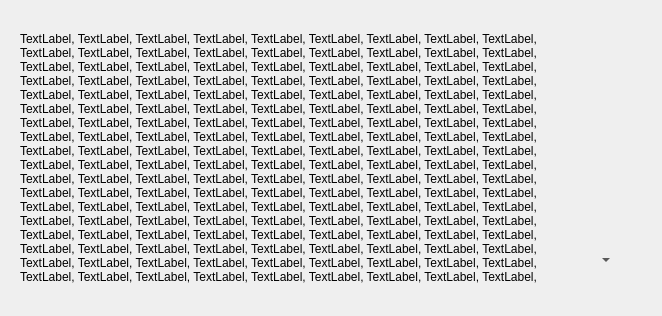
This is ui/a2widget/demo/layer_demo.ui in ewerybody/a2 as Qt 5 draws it before an edit. The edited form follows.
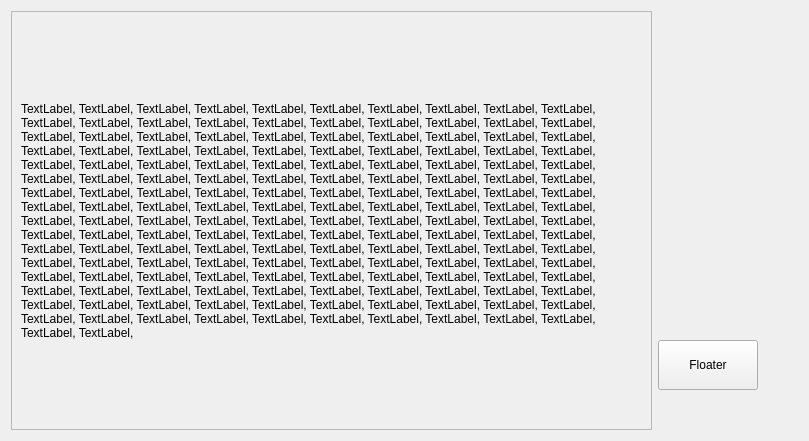
This is the edited form.

Commit message: made the layer demo work again

Diff of the .ui file:
```diff
--- a/ui/a2widget/demo/layer_demo.ui
+++ b/ui/a2widget/demo/layer_demo.ui
@@ -6,8 +6,8 @@
    <rect>
     <x>0</x>
     <y>0</y>
-    <width>662</width>
-    <height>316</height>
+    <width>809</width>
+    <height>441</height>
    </rect>
   </property>
   <property name="windowTitle">
@@ -17,19 +17,55 @@
    <property name="sizeConstraint">
     <enum>QLayout::SetMinimumSize</enum>
    </property>
-   <item row="0" column="3">
+   <item row="0" column="0">
+    <layout class="QVBoxLayout" name="layout_0">
+     <property name="topMargin">
+      <number>0</number>
+     </property>
+     <item>
+      <widget class="QScrollArea" name="scrollArea">
+       <property name="widgetResizable">
+        <bool>true</bool>
+       </property>
+       <widget class="QWidget" name="scrollAreaWidgetContents">
+        <property name="geometry">
+         <rect>
+          <x>0</x>
+          <y>0</y>
+          <width>635</width>
+          <height>415</height>
+         </rect>
+        </property>
+        <layout class="QVBoxLayout" name="verticalLayout_2">
+         <item>
+          <widget class="QLabel" name="label">
+           <property name="text">
+            <string>TextLabel, TextLabel, TextLabel, TextLabel, TextLabel, TextLabel, TextLabel, TextLabel, TextLabel, TextLabel, TextLabel, TextLabel, TextLabel, TextLabel, TextLabel, TextLabel, TextLabel, TextLabel, TextLabel, TextLabel, TextLabel, TextLabel, TextLabel, TextLabel, TextLabel, TextLabel, TextLabel, TextLabel, TextLabel, TextLabel, TextLabel, TextLabel, TextLabel, TextLabel, TextLabel, TextLabel, TextLabel, TextLabel, TextLabel, TextLabel, TextLabel, TextLabel, TextLabel, TextLabel, TextLabel, TextLabel, TextLabel, TextLabel, TextLabel, TextLabel, TextLabel, TextLabel, TextLabel, TextLabel, TextLabel, TextLabel, TextLabel, TextLabel, TextLabel, TextLabel, TextLabel, TextLabel, TextLabel, TextLabel, TextLabel, TextLabel, TextLabel, TextLabel, TextLabel, TextLabel, TextLabel, TextLabel, TextLabel, TextLabel, TextLabel, TextLabel, TextLabel, TextLabel, TextLabel, TextLabel, TextLabel, TextLabel, TextLabel, TextLabel, TextLabel, TextLabel, TextLabel, TextLabel, TextLabel, TextLabel, TextLabel, TextLabel, TextLabel, TextLabel, TextLabel, TextLabel, TextLabel, TextLabel, TextLabel, TextLabel, TextLabel, TextLabel, TextLabel, TextLabel, TextLabel, TextLabel, TextLabel, TextLabel, TextLabel, TextLabel, TextLabel, TextLabel, TextLabel, TextLabel, TextLabel, TextLabel, TextLabel, TextLabel, TextLabel, TextLabel, TextLabel, TextLabel, TextLabel, TextLabel, TextLabel, TextLabel, TextLabel, TextLabel, TextLabel, TextLabel, TextLabel, TextLabel, TextLabel, TextLabel, TextLabel, TextLabel, TextLabel, TextLabel, TextLabel, TextLabel, TextLabel, TextLabel, TextLabel, TextLabel, TextLabel, TextLabel, TextLabel, TextLabel, TextLabel, TextLabel, TextLabel, TextLabel, TextLabel, TextLabel, TextLabel, TextLabel, TextLabel, TextLabel, TextLabel, TextLabel, TextLabel, TextLabel, </string>
+           </property>
+           <property name="wordWrap">
+            <bool>true</bool>
+           </property>
+          </widget>
+         </item>
+        </layout>
+       </widget>
+      </widget>
+     </item>
+    </layout>
+   </item>
+   <item row="0" column="1">
     <layout class="QVBoxLayout" name="layout_1">
      <property name="rightMargin">
-      <number>20</number>
+      <number>40</number>
      </property>
      <property name="bottomMargin">
-      <number>20</number>
+      <number>40</number>
      </property>
      <item alignment="Qt::AlignRight|Qt::AlignBottom">
-      <widget class="QToolButton" name="toolButton">
+      <widget class="QPushButton" name="toolButton">
        <property name="minimumSize">
         <size>
-         <width>50</width>
+         <width>100</width>
          <height>50</height>
         </size>
        </property>
@@ -40,40 +76,8 @@
         </size>
        </property>
        <property name="text">
-        <string/>
+        <string>Floater</string>
        </property>
-       <property name="autoRaise">
-        <bool>true</bool>
-       </property>
-       <property name="arrowType">
-        <enum>Qt::DownArrow</enum>
-       </property>
-      </widget>
-     </item>
-    </layout>
-   </item>
-   <item row="0" column="0">
-    <layout class="QVBoxLayout" name="layout_0">
-     <item>
-      <widget class="QWidget" name="base_widget" native="true">
-       <property name="minimumSize">
-        <size>
-         <width>250</width>
-         <height>250</height>
-        </size>
-       </property>
-       <layout class="QVBoxLayout" name="verticalLayout">
-        <item>
-         <widget class="QLabel" name="label">
-          <property name="text">
-           <string>TextLabel, TextLabel, TextLabel, TextLabel, TextLabel, TextLabel, TextLabel, TextLabel, TextLabel, TextLabel, TextLabel, TextLabel, TextLabel, TextLabel, TextLabel, TextLabel, TextLabel, TextLabel, TextLabel, TextLabel, TextLabel, TextLabel, TextLabel, TextLabel, TextLabel, TextLabel, TextLabel, TextLabel, TextLabel, TextLabel, TextLabel, TextLabel, TextLabel, TextLabel, TextLabel, TextLabel, TextLabel, TextLabel, TextLabel, TextLabel, TextLabel, TextLabel, TextLabel, TextLabel, TextLabel, TextLabel, TextLabel, TextLabel, TextLabel, TextLabel, TextLabel, TextLabel, TextLabel, TextLabel, TextLabel, TextLabel, TextLabel, TextLabel, TextLabel, TextLabel, TextLabel, TextLabel, TextLabel, TextLabel, TextLabel, TextLabel, TextLabel, TextLabel, TextLabel, TextLabel, TextLabel, TextLabel, TextLabel, TextLabel, TextLabel, TextLabel, TextLabel, TextLabel, TextLabel, TextLabel, TextLabel, TextLabel, TextLabel, TextLabel, TextLabel, TextLabel, TextLabel, TextLabel, TextLabel, TextLabel, TextLabel, TextLabel, TextLabel, TextLabel, TextLabel, TextLabel, TextLabel, TextLabel, TextLabel, TextLabel, TextLabel, TextLabel, TextLabel, TextLabel, TextLabel, TextLabel, TextLabel, TextLabel, TextLabel, TextLabel, TextLabel, TextLabel, TextLabel, TextLabel, TextLabel, TextLabel, TextLabel, TextLabel, TextLabel, TextLabel, TextLabel, TextLabel, TextLabel, TextLabel, TextLabel, TextLabel, TextLabel, TextLabel, TextLabel, TextLabel, TextLabel, TextLabel, TextLabel, TextLabel, TextLabel, TextLabel, TextLabel, TextLabel, TextLabel, TextLabel, TextLabel, TextLabel, TextLabel, TextLabel, TextLabel, TextLabel, TextLabel, TextLabel, TextLabel, TextLabel, TextLabel, TextLabel, TextLabel, TextLabel, TextLabel, TextLabel, TextLabel, TextLabel, TextLabel, TextLabel, TextLabel, TextLabel, </string>
-          </property>
-          <property name="wordWrap">
-           <bool>true</bool>
-          </property>
-         </widget>
-        </item>
-       </layout>
       </widget>
      </item>
     </layout>
```
The commit also changes 2 other files.
